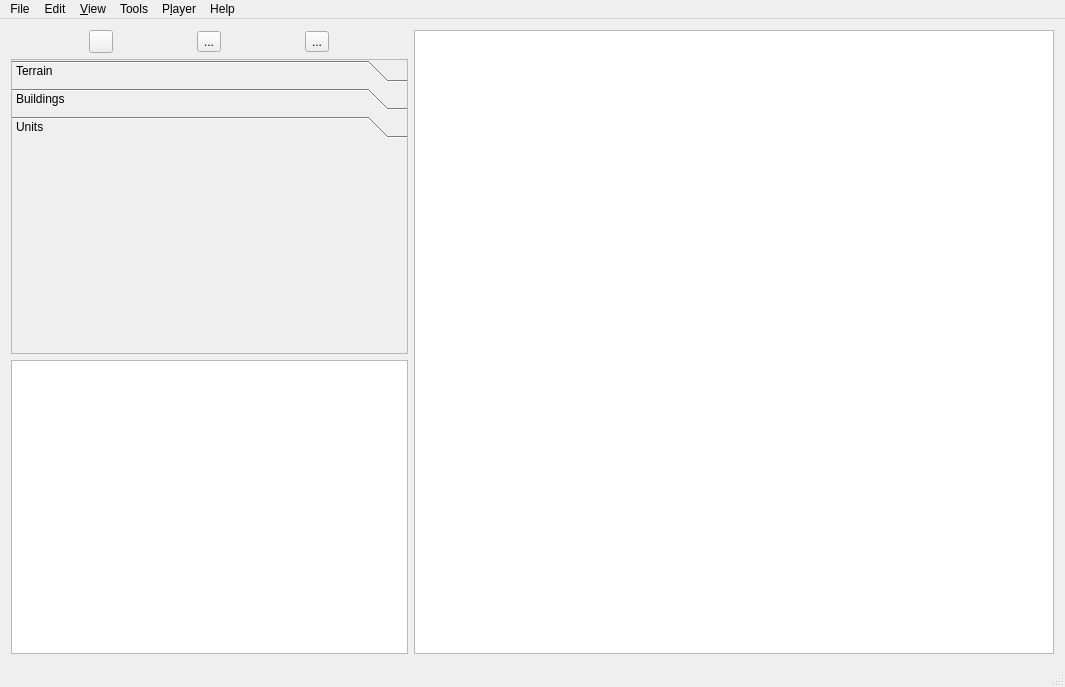
First picture: the form in MapEditor/mainwindow.ui, repository projectdelphai/ECS160_MapEditor, before the edit.
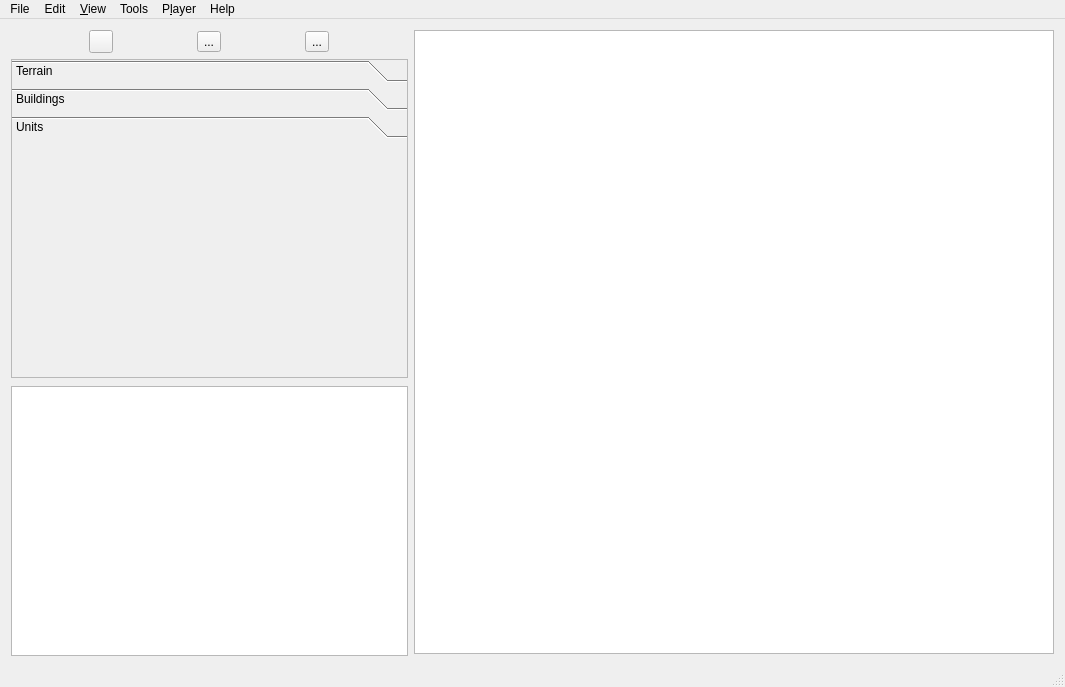
Second picture: the form after the edit. Icons and pictures are not drawn.

Commit message:
mini map scale correclty now
please check in you computer. its working fine for me now even when i
load different map.

Patch:
```diff
--- a/MapEditor/mainwindow.ui
+++ b/MapEditor/mainwindow.ui
@@ -6,7 +6,7 @@
    <rect>
     <x>0</x>
     <y>0</y>
-    <width>934</width>
+    <width>1057</width>
     <height>687</height>
    </rect>
   </property>
@@ -188,7 +188,7 @@
            <x>0</x>
            <y>0</y>
            <width>395</width>
-           <height>181</height>
+           <height>267</height>
           </rect>
          </property>
          <attribute name="label">
@@ -209,13 +209,13 @@
         <property name="minimumSize">
          <size>
           <width>397</width>
-          <height>294</height>
+          <height>270</height>
          </size>
         </property>
         <property name="maximumSize">
          <size>
           <width>397</width>
-          <height>294</height>
+          <height>265</height>
          </size>
         </property>
         <property name="accessibleName">
```
Left out of the diff: 9 changed lines with no effect on the pictures. The commit also changes 1 other file.
